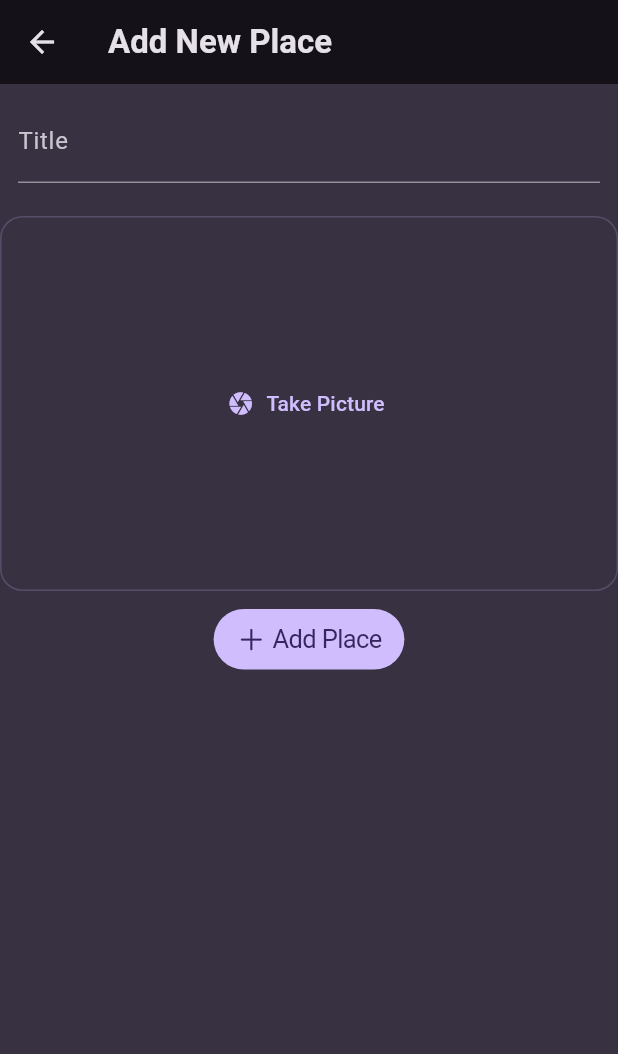
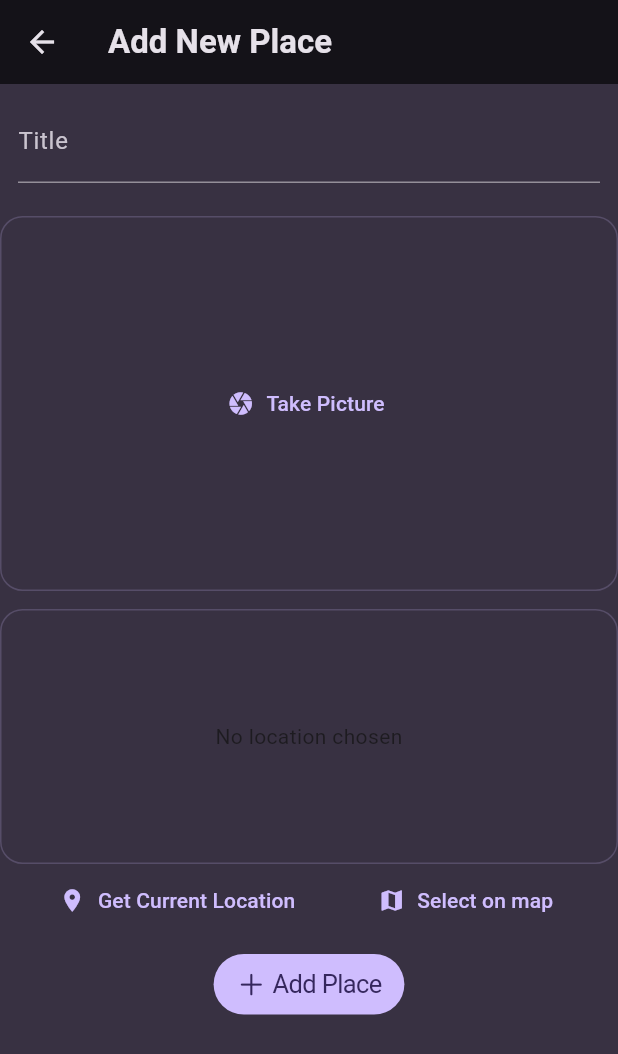
Before and after one commit to himendersharma0712/flutter-apps, a Flutter app: the AddPlace screen opened directly, on a phone screen of 412 x 824 dp. Shown: the top 1054 px of the screen. Run offline on Flutter 3.47's test engine with Material 3 defaults, Android fonts, the phone set to English and light mode, and no system bars; our stand-ins replace cached_network_image, card_swiper, flutter_riverpod, google_fonts, image_picker, location and 1 more.

Commit message:
added foundational widget for maps

```diff
--- a/travel_memories_app/lib/models/place.dart
+++ b/travel_memories_app/lib/models/place.dart
@@ -5,9 +5,9 @@
 const uuid = Uuid();
 class Place {
 
-  Place(this.title): id = uuid.v4();
+  Place(this.title, this.image): id = uuid.v4();
 
   final String title;
   final String id;
-  // final File image;
+  final File image;
 }
--- a/travel_memories_app/lib/screens/add_place.dart
+++ b/travel_memories_app/lib/screens/add_place.dart
@@ -1,17 +1,25 @@
 
 import 'package:flutter/cupertino.dart';
 import 'package:flutter/material.dart';
+import 'dart:io';
 import 'package:travel_memories_app/models/place.dart';
 import 'package:travel_memories_app/widgets/image_input.dart';
+import 'package:travel_memories_app/widgets/location_input.dart';
 
-class AddPlace extends StatelessWidget {
+class AddPlace extends StatefulWidget {
 
   AddPlace({super.key});
 
   @override
+  State<AddPlace> createState() => _AddPlaceState();
+}
+
+class _AddPlaceState extends State<AddPlace> {
+  @override
   Widget build(BuildContext context) {
 
-    String placeName = '';
+    String _placeName = '';
+    File? _selectedImage;
 
     return Scaffold(
       appBar: AppBar(
@@ -27,7 +35,7 @@
               child: TextField(maxLines: 1,
               style: const TextStyle(color: Colors.white),
               onChanged: (value) {
-                placeName = value;
+                _placeName = value;
               },
               decoration: InputDecoration(
                 label: Text('Title'),
@@ -35,7 +43,13 @@
               ),),
             ),
             SizedBox(height: 12,),
-            ImageInput(),
+            ImageInput(
+              onPickImage: (image){
+                _selectedImage = image;
+              },
+            ),
+            SizedBox(height: 12,),
+            LocationInput(),
             SizedBox(height: 12,),
             CupertinoButton.filled(
               sizeStyle: CupertinoButtonSize.medium,
@@ -43,7 +57,12 @@
                 mainAxisSize: MainAxisSize.min,
                 children: [ Icon(CupertinoIcons.add), SizedBox(width: 4,) ,Text('Add Place') ],),
               onPressed: () {
-                Navigator.pop(context, Place(placeName));
+
+                if(_placeName.isEmpty || _selectedImage == null){
+                  return;
+                }
+
+                Navigator.pop(context, Place(_placeName, _selectedImage!));
               })
           ],
         ),
--- a/travel_memories_app/lib/screens/places_list.dart
+++ b/travel_memories_app/lib/screens/places_list.dart
@@ -55,6 +55,11 @@
             child: Row(
               mainAxisSize: MainAxisSize.max,
               children: [
+              CircleAvatar(
+                radius: 26,
+                backgroundImage: FileImage(_places[index].image),
+
+                ),
               TextButton(child: Text(_places.elementAt(index).title.toString(),
               style: TextStyle(color: Colors.white, fontSize: 20),),
               onPressed: (){
--- a/travel_memories_app/lib/widgets/image_input.dart
+++ b/travel_memories_app/lib/widgets/image_input.dart
@@ -5,7 +5,9 @@
 
 class ImageInput extends StatefulWidget{
 
-  const ImageInput({super.key});
+  const ImageInput({super.key, required this.onPickImage});
+
+  final void Function(File image) onPickImage;
 
   @override
   State<StatefulWidget> createState() {
@@ -31,6 +33,7 @@
     });
     // Image picker yields an XFile so we convert it to File
 
+    widget.onPickImage(_selectedImage!);
   }
 
 
--- /dev/null
+++ b/travel_memories_app/lib/widgets/location_input.dart
@@ -0,0 +1,93 @@
+import 'package:flutter/cupertino.dart';
+import 'package:flutter/material.dart';
+import 'package:location/location.dart';
+
+class LocationInput extends StatefulWidget {
+
+  const LocationInput({super.key});
+
+  @override
+  State<LocationInput> createState() => _LocationInputState();
+}
+
+class _LocationInputState extends State<LocationInput> {
+
+Location? _pickedLocation;
+var _fetchingLocation = false;
+
+void _getCurrentLocation() async{
+
+  Location location = Location();
+
+  bool serviceEnabled;
+  PermissionStatus permissionGranted;
+  LocationData locationData;
+
+  serviceEnabled = await location.serviceEnabled();
+  if (!serviceEnabled) {
+  serviceEnabled = await location.requestService();
+  if (!serviceEnabled) {
+    return;
+    }
+  }
+
+  permissionGranted = await location.hasPermission();
+  if (permissionGranted == PermissionStatus.denied) {
+  permissionGranted = await location.requestPermission();
+  if (permissionGranted != PermissionStatus.granted) {
+    return;
+    }
+  }
+
+  setState(() {
+    _fetchingLocation = true;
+  });
+
+  locationData = await location.getLocation();
+  print(locationData.latitude);
+  print(locationData.longitude);
+}
+
+
+  @override
+  Widget build(BuildContext context) {
+
+  Widget previewContent =  Text(
+          'No location chosen',
+          textAlign: TextAlign.center,);
+
+  if(_fetchingLocation){
+    previewContent = const CupertinoActivityIndicator();
+  }
+
+    return Column(
+      children: [
+        Container(
+          alignment: Alignment.center,
+          decoration: BoxDecoration(
+        border: Border.all(
+        width: 1,
+        color: Theme.of(context).colorScheme.primary.withValues(alpha: 0.2)),
+        borderRadius: BorderRadius.circular(15)
+        ),
+          height: 170,
+          width: double.infinity,
+          child: previewContent,
+        ),
+        Row(
+          mainAxisAlignment: MainAxisAlignment.spaceEvenly,
+          children: [
+            TextButton.icon(
+              icon: const Icon(Icons.location_on),
+              onPressed: _getCurrentLocation,
+              label: Text('Get Current Location')),
+              TextButton.icon(
+              icon: const Icon(Icons.map),
+              onPressed: () {} ,
+              label: Text('Select on map'))
+          ],
+        )
+      ],
+    );
+  }
+}
--- a/travel_memories_app/pubspec.yaml
+++ b/travel_memories_app/pubspec.yaml
@@ -38,6 +38,7 @@
   uuid: ^4.5.3
   riverpod: ^3.3.2
   image_picker: ^1.2.3
+  location: ^8.0.1
 
 dev_dependencies:
   flutter_test:
```
Also changed, not shown: travel_memories_app/lib/screens/place_info.dart (+10 -3 lines), travel_memories_app/pubspec.lock, 2 other files.
